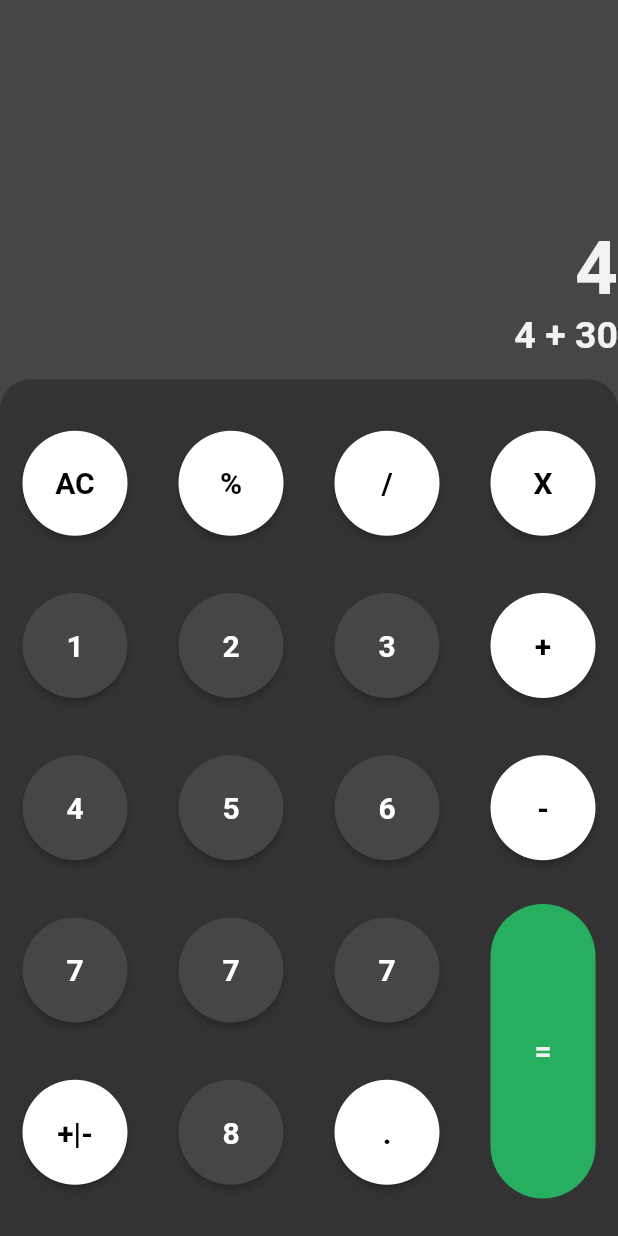
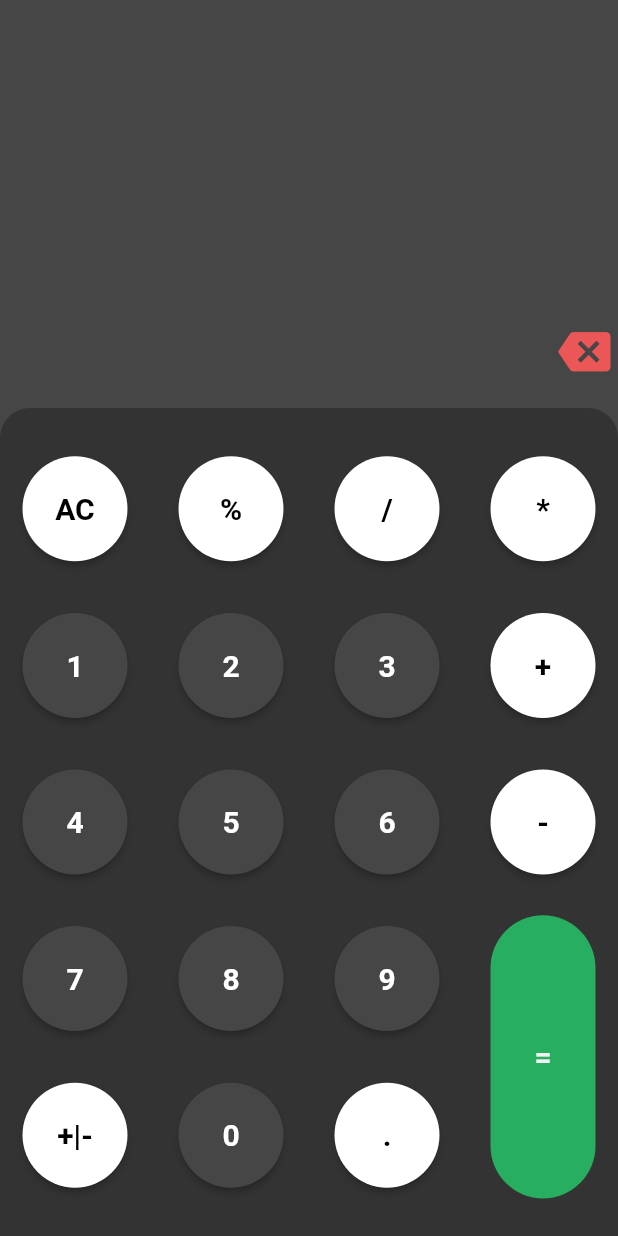
Before and after one commit to haroonkhan9426/Calculator-App, a Flutter app: the screen it shows after launch, on a phone screen of 412 x 824 dp. Run offline on Flutter 3.47's test engine with Material 2 defaults, Android fonts, the phone set to English and light mode, and no system bars.

Commit message:
Buttons on calculator screen activated

```diff
--- a/lib/screens/calculator-screen.dart
+++ b/lib/screens/calculator-screen.dart
@@ -1,3 +1,5 @@
+import 'dart:math';
+
 import 'package:flutter/cupertino.dart';
 import 'package:flutter/material.dart';
 import 'package:gdgsession2/constants/colors.dart';
@@ -9,6 +11,7 @@ class CalculatorScreen extends StatefulWidget {
 
 class _CalculatorScreenState extends State<CalculatorScreen> {
   String expression;
+  double result;
 
   @override
   Widget build(BuildContext context) {
@@ -32,17 +35,42 @@ class _CalculatorScreenState extends State<CalculatorScreen> {
 
   _resultArea() {
     return Text(
-      '4',
+      result == null ? '' : result.toString(),
       style: TextStyle(
           color: customWhiteColor, fontWeight: FontWeight.bold, fontSize: 50),
     );
   }
 
   _expressionArea() {
-    return Text(
-      '4 + 30',
-      style: TextStyle(
-          color: customWhiteColor, fontWeight: FontWeight.bold, fontSize: 25),
+    return Row(
+      mainAxisAlignment: MainAxisAlignment.end,
+      children: <Widget>[
+        Flexible(
+          child: Text(
+            expression ?? '',
+            style: TextStyle(
+                color: customWhiteColor,
+                fontWeight: FontWeight.bold,
+                fontSize: 30),
+          ),
+        ),
+        SizedBox(width: 20),
+        IconButton(
+          icon: Icon(
+            Icons.backspace,
+            size: 35,
+            color: customRedColor,
+          ),
+          onPressed: () {
+            if (expression != null && expression.length > 0) {
+              setState(() {
+                expression = expression.substring(0, expression.length - 1);
+              });
+            }
+          },
+        ),
+
+      ],
     );
   }
 
@@ -70,10 +98,10 @@ class _CalculatorScreenState extends State<CalculatorScreen> {
                   Row(
                     mainAxisAlignment: MainAxisAlignment.spaceBetween,
                     children: <Widget>[
-                      _whiteButton(text: 'AC', onPressed: () {}),
-                      _whiteButton(text: '%', onPressed: () {}),
-                      _whiteButton(text: '/', onPressed: () {}),
-                      _whiteButton(text: 'X', onPressed: () {}),
+                      _allClearButton(),
+                      _whiteButton(text: '%'),
+                      _whiteButton(text: '/'),
+                      _whiteButton(text: '*'),
                     ],
                   ),
 
@@ -83,10 +111,10 @@ class _CalculatorScreenState extends State<CalculatorScreen> {
                   Row(
                     mainAxisAlignment: MainAxisAlignment.spaceBetween,
                     children: <Widget>[
-                      _blackButton(text: '1', onPressed: () {}),
-                      _blackButton(text: '2', onPressed: () {}),
-                      _blackButton(text: '3', onPressed: () {}),
-                      _whiteButton(text: '+', onPressed: () {}),
+                      _blackButton(text: '1'),
+                      _blackButton(text: '2'),
+                      _blackButton(text: '3'),
+                      _whiteButton(text: '+'),
                     ],
                   ),
 
@@ -96,15 +124,16 @@ class _CalculatorScreenState extends State<CalculatorScreen> {
                   Row(
                     mainAxisAlignment: MainAxisAlignment.spaceBetween,
                     children: <Widget>[
-                      _blackButton(text: '4', onPressed: () {}),
-                      _blackButton(text: '5', onPressed: () {}),
-                      _blackButton(text: '6', onPressed: () {}),
-                      _whiteButton(text: '-', onPressed: () {}),
+                      _blackButton(text: '4'),
+                      _blackButton(text: '5'),
+                      _blackButton(text: '6'),
+                      _whiteButton(text: '-'),
                     ],
                   ),
                 ],
               ),
             ),
+
             ///
             /// Final two rows
             ///
@@ -117,28 +146,28 @@ class _CalculatorScreenState extends State<CalculatorScreen> {
                   Column(
                     mainAxisAlignment: MainAxisAlignment.spaceAround,
                     children: <Widget>[
-                      _blackButton(text: '7', onPressed: () {}),
-                      _whiteButton(text: '+|-', onPressed: () {}),
+                      _blackButton(text: '7'),
+                      _whiteButton(text: '+|-'),
                     ],
                   ),
                   Column(
                     mainAxisAlignment: MainAxisAlignment.spaceAround,
                     children: <Widget>[
-                      _blackButton(text: '7', onPressed: () {}),
-                      _blackButton(text: '8', onPressed: () {}),
+                      _blackButton(text: '8'),
+                      _blackButton(text: '0'),
                     ],
                   ),
                   Column(
                     mainAxisAlignment: MainAxisAlignment.spaceAround,
                     children: <Widget>[
-                      _blackButton(text: '7', onPressed: () {}),
-                      _whiteButton(text: '.', onPressed: () {}),
+                      _blackButton(text: '9'),
+                      _whiteButton(text: '.'),
                     ],
                   ),
 
                   ///
                   /// Green '=' button
-                  _greenStretchButton(onPressed: () {})
+                  _greenStretchButton()
                 ],
               ),
             )
@@ -148,22 +177,25 @@ class _CalculatorScreenState extends State<CalculatorScreen> {
     );
   }
 
-  _greenStretchButton({text = '=', onPressed}) {
+  _greenStretchButton() {
     return Container(
       width: 70,
       margin: EdgeInsets.symmetric(vertical: 10),
-      decoration: BoxDecoration(color: customGreenColor, borderRadius: BorderRadius.circular(40)),
+      decoration: BoxDecoration(
+          color: customGreenColor, borderRadius: BorderRadius.circular(40)),
       child: Center(
         child: Text(
-          text,
+          '=',
           style: TextStyle(
-              color: customWhiteColor, fontSize: 20, fontWeight: FontWeight.bold),
+              color: customWhiteColor,
+              fontSize: 20,
+              fontWeight: FontWeight.bold),
         ),
       ),
     );
   }
 
-  _whiteButton({text, onPressed}) {
+  _whiteButton({text}) {
     return Container(
       width: 70,
       height: 70,
@@ -175,7 +207,32 @@ class _CalculatorScreenState extends State<CalculatorScreen> {
         ),
         color: Colors.white,
         shape: CircleBorder(),
-        onPressed: onPressed,
+        onPressed: () {
+          setState(() {
+            expression = '$expression$text';
+          });
+        },
+      ),
+    );
+  }
+
+  _allClearButton() {
+    return Container(
+      width: 70,
+      height: 70,
+      child: MaterialButton(
+        child: Text(
+          'AC',
+          style: TextStyle(
+              color: Colors.black, fontSize: 20, fontWeight: FontWeight.bold),
+        ),
+        color: Colors.white,
+        shape: CircleBorder(),
+        onPressed: () {
+          setState(() {
+            expression = '';
+          });
+        },
       ),
     );
   }
@@ -192,7 +249,16 @@ class _CalculatorScreenState extends State<CalculatorScreen> {
         ),
         color: customLightGreyColor,
         shape: CircleBorder(),
-        onPressed: onPressed,
+        onPressed: () {
+          setState(() {
+            if (expression != null) {
+              expression = '$expression$text';
+            } else {
+              expression = text;
+            }
+            print(expression);
+          });
+        },
       ),
     );
   }
```
